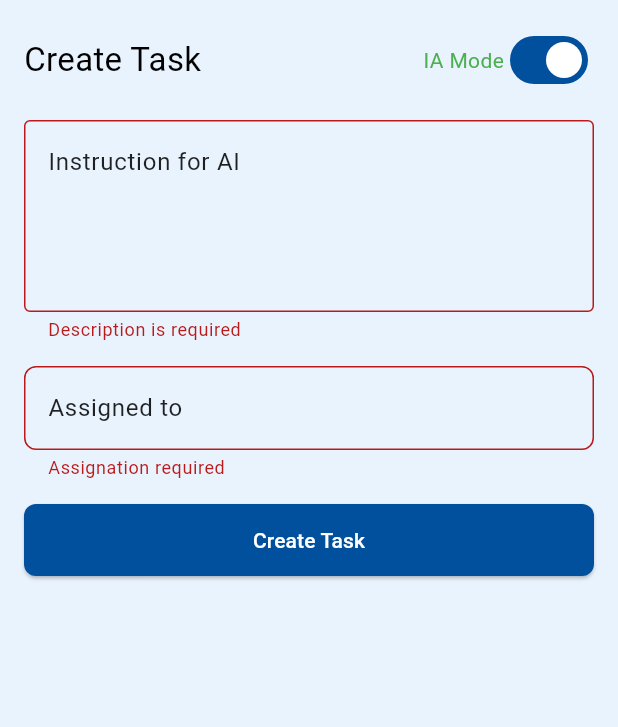
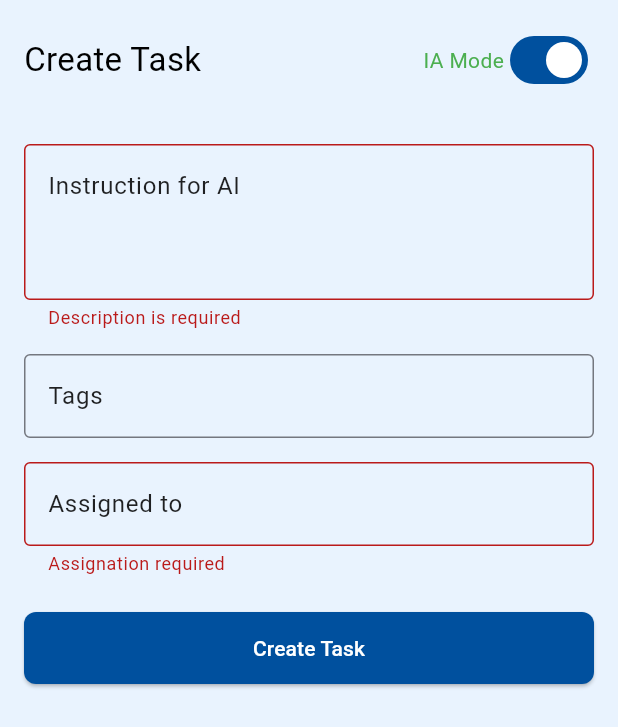
Before and after one commit to IvoDursi/abstractaIvo, a Flutter app: the AddOrEditTaskModal widget shown alone on an empty page, opened directly, after a tap on "Create Task", on a phone screen of 412 x 824 dp. Shown: the top 727 px of the screen. Run offline on Flutter 3.47's test engine with Material 3 defaults, Android fonts, the phone set to English and light mode, and no system bars; our stand-ins replace bloc, dartz, flutter_bloc, flutter_dotenv, freezed_annotation, hive_flutter and 1 more; accounts and stored records are empty.

Commit message:
Add tags to Tasks & readme file

```diff
--- /dev/null
+++ b/devtools_options.yaml
@@ -0,0 +1,3 @@
+description: This file stores settings for Dart & Flutter DevTools.
+documentation: https://docs.flutter.dev/tools/devtools/extensions#configure-extension-enablement-states
+extensions:
--- a/lib/features/tasks/bloc/task_action_bloc.dart
+++ b/lib/features/tasks/bloc/task_action_bloc.dart
@@ -25,6 +25,7 @@ class TaskActionBloc extends Bloc<TaskActionEvent, TaskActionState> {
       description: event.description,
       assignation: event.assignedTo,
       prompt: event.prompt,
+      tags: event.labels,
     );
     result.fold(
       (_) => emit(const TaskActionState.failed(error: 'Failed to add task')),
@@ -36,7 +37,9 @@ class TaskActionBloc extends Bloc<TaskActionEvent, TaskActionState> {
   }
 
   Future<void> _onRemoveTask(
-      RemoveTask event, Emitter<TaskActionState> emit) async {
+    RemoveTask event,
+    Emitter<TaskActionState> emit,
+  ) async {
     emit(const TaskActionState.loading());
 
     final current = state.maybeWhen(
@@ -55,7 +58,9 @@ class TaskActionBloc extends Bloc<TaskActionEvent, TaskActionState> {
   }
 
   Future<void> _onEditTask(
-      EditTask event, Emitter<TaskActionState> emit) async {
+    EditTask event,
+    Emitter<TaskActionState> emit,
+  ) async {
     emit(const TaskActionState.loading());
     final result = await abstractaRepository.editTask(
       taskId: event.taskId,
@@ -63,6 +68,7 @@ class TaskActionBloc extends Bloc<TaskActionEvent, TaskActionState> {
       description: event.description,
       status: event.status,
       assignedTo: event.assignedTo,
+      tags: event.labels,
     );
     result.fold(
       (_) => emit(const TaskActionState.failed(error: 'Failed to remove task')),
--- a/lib/features/tasks/bloc/task_action_event.dart
+++ b/lib/features/tasks/bloc/task_action_event.dart
@@ -14,6 +14,7 @@ class TaskActionEvent with _$TaskActionEvent {
     required String? description,
     required String? prompt,
     required String assignedTo,
+    required List<String> labels,
   }) = AddTask;
 
   const factory TaskActionEvent.editTask({
@@ -22,5 +23,6 @@ class TaskActionEvent with _$TaskActionEvent {
     required String assignedTo,
     required TaskStatus status,
     required String taskId,
+    required List<String> labels,
   }) = EditTask;
 }
--- a/lib/features/tasks/widgets/add_or_edit_task_modal.dart
+++ b/lib/features/tasks/widgets/add_or_edit_task_modal.dart
@@ -1,7 +1,7 @@
 import 'dart:io';
-
 import 'package:abstracta_ivo/app/utils/utils.dart';
 import 'package:abstracta_ivo/features/features.dart';
+import 'package:abstracta_ivo/l10n/arb/app_localizations.dart';
 import 'package:abstracta_ivo/l10n/l10n.dart';
 import 'package:abstracta_repository/model/task_model.dart';
 import 'package:flutter/cupertino.dart';
@@ -9,10 +9,7 @@ import 'package:flutter/material.dart';
 import 'package:flutter_bloc/flutter_bloc.dart';
 
 class AddOrEditTaskModal extends StatefulWidget {
-  const AddOrEditTaskModal({
-    super.key,
-    this.existingTask,
-  });
+  const AddOrEditTaskModal({super.key, this.existingTask});
   final TaskModel? existingTask;
 
   @override
@@ -21,62 +18,76 @@ class AddOrEditTaskModal extends StatefulWidget {
 
 class _AddOrEditTaskModalState extends State<AddOrEditTaskModal> {
   final _formKey = GlobalKey<FormState>();
-
   late final TextEditingController _titleCtrl;
   late final TextEditingController _descCtrl;
-  late final TextEditingController _assignationCtrl;
+  late final TextEditingController _assignCtrl;
+  late final TextEditingController _aiPromptCtrl;
+  final TextEditingController _tagInputCtrl = TextEditingController();
   late TaskStatus _status;
-  final TextEditingController _aiPromptCtrl = TextEditingController();
-  bool _useAiMode = true;
+  bool _useAi = true;
+
+  List<String> _tags = [];
 
   bool get isEditing => widget.existingTask != null;
 
   @override
   void initState() {
     super.initState();
-    _titleCtrl = TextEditingController(text: widget.existingTask?.title ?? '');
-    _descCtrl =
-        TextEditingController(text: widget.existingTask?.description ?? '');
-    _assignationCtrl =
-        TextEditingController(text: widget.existingTask?.assignedTo ?? '');
-
-    _status = widget.existingTask?.status ?? TaskStatus.pending;
+    final t = widget.existingTask;
+    _titleCtrl = TextEditingController(text: t?.title ?? '');
+    _descCtrl = TextEditingController(text: t?.description ?? '');
+    _assignCtrl = TextEditingController(text: t?.assignedTo ?? '');
+    _aiPromptCtrl = TextEditingController();
+    _status = t?.status ?? TaskStatus.pending;
+    if (t != null) {
+      _tags = List.from(t.tags);
+    }
   }
 
   @override
   void dispose() {
     _titleCtrl.dispose();
     _descCtrl.dispose();
-    _assignationCtrl.dispose();
+    _assignCtrl.dispose();
     _aiPromptCtrl.dispose();
+    _tagInputCtrl.dispose();
     super.dispose();
+  }
+
+  void _addTag(String raw) {
+    final tag = raw.trim();
+    if (tag.isEmpty || _tags.contains(tag)) return;
+    setState(() => _tags.add(tag));
+    _tagInputCtrl.clear();
   }
 
   void _submit() {
     if (!_formKey.currentState!.validate()) return;
-
+    final bloc = context.read<TaskActionBloc>();
     final title = _titleCtrl.text.trim();
-    final assignation = _assignationCtrl.text.trim();
     final description = _descCtrl.text.trim();
+    final assignedTo = _assignCtrl.text.trim();
     final prompt = _aiPromptCtrl.text.trim();
 
     if (isEditing) {
-      context.read<TaskActionBloc>().add(
+      bloc.add(
         TaskActionEvent.editTask(
           title: title,
           description: description,
           status: _status,
           taskId: widget.existingTask!.id,
-              assignedTo: assignation,
+          assignedTo: assignedTo,
+          labels: _tags,
         ),
       );
     } else {
-      context.read<TaskActionBloc>().add(
+      bloc.add(
         TaskActionEvent.addTask(
           title: title,
           description: description,
-              assignedTo: assignation,
+          assignedTo: assignedTo,
           prompt: prompt,
+          labels: _tags,
         ),
       );
     }
@@ -85,10 +96,9 @@ class _AddOrEditTaskModalState extends State<AddOrEditTaskModal> {
   @override
   Widget build(BuildContext context) {
     final l10n = context.l10n;
-
     return Padding(
-      padding: EdgeInsets.only(
-        bottom: MediaQuery.of(context).viewInsets.bottom,
+      padding: const EdgeInsets.only(
+        bottom: 26,
         left: 16,
         right: 16,
         top: 16,
@@ -97,9 +107,61 @@ class _AddOrEditTaskModalState extends State<AddOrEditTaskModal> {
         key: _formKey,
         child: Column(
           mainAxisSize: MainAxisSize.min,
-          crossAxisAlignment: CrossAxisAlignment.start,
           children: [
-            Row(
+            _buildHeader(l10n),
+            const SizedBox(height: 16),
+            if (isEditing) ...[
+              _buildStatusDropdown(l10n),
+              const SizedBox(height: 16),
+            ],
+            if (!isEditing && _useAi) ...[
+              const SizedBox(height: 16),
+              _buildTextField(
+                _aiPromptCtrl,
+                l10n.iaInstructions,
+                multiline: true,
+                validator: l10n.descriptionRequired,
+              ),
+            ] else ...[
+              _buildTextField(
+                _titleCtrl,
+                l10n.titleLabel,
+                validator: l10n.titleRequired,
+              ),
+              const SizedBox(height: 16),
+              _buildTextField(
+                _descCtrl,
+                l10n.descriptionLabel,
+                multiline: true,
+                validator: l10n.descriptionRequired,
+              ),
+            ],
+            const SizedBox(height: 16),
+            _buildTagsField(l10n),
+            const SizedBox(height: 8),
+            Wrap(
+              spacing: 8,
+              runSpacing: 4,
+              children: _tags.map((tag) => Chip(label: Text(tag))).toList(),
+            ),
+            const SizedBox(height: 8),
+            _buildTextField(
+              _assignCtrl,
+              l10n.assignedTo,
+              validator: l10n.assignationRequired,
+            ),
+            const SizedBox(height: 24),
+            _buildSubmitButton(l10n),
+            if (isEditing) _buildDeleteButton(l10n),
+            const SizedBox(height: 16),
+          ],
+        ),
+      ),
+    );
+  }
+
+  Widget _buildHeader(AppLocalizations l10n) {
+    return Row(
       mainAxisAlignment: MainAxisAlignment.spaceBetween,
       children: [
         Text(
@@ -113,205 +175,127 @@ class _AddOrEditTaskModalState extends State<AddOrEditTaskModal> {
                 l10n.iaMode,
                 style: TextStyle(
                   fontSize: 14,
-                          color: _useAiMode ? Colors.green : Colors.grey,
+                  color: _useAi ? Colors.green : Colors.grey,
                 ),
               ),
               if (Platform.isIOS)
                 CupertinoSwitch(
-                          value: _useAiMode,
-                          onChanged: (value) {
-                            setState(() {
-                              _useAiMode = value;
-                            });
-                          },
+                  value: _useAi,
+                  onChanged: (v) => setState(() => _useAi = v),
                 )
               else
                 Switch(
-                          value: _useAiMode,
-                          onChanged: (value) {
-                            setState(() {
-                              _useAiMode = value;
-                            });
-                          },
+                  value: _useAi,
+                  onChanged: (v) => setState(() => _useAi = v),
                 ),
             ],
           ),
       ],
+    );
+  }
+
+  Widget _buildStatusDropdown(AppLocalizations l10n) {
+    return DropdownButtonFormField<TaskStatus>(
+      value: _status,
+      onChanged: (v) => setState(() => _status = v!),
+      decoration: InputDecoration(
+        labelText: l10n.statusLabel,
+        filled: true,
+        border: OutlineInputBorder(borderRadius: BorderRadius.circular(12)),
       ),
-            const SizedBox(height: 16),
-            if (isEditing)
-              DropdownButtonFormField<TaskStatus>(
-                value: _status,
-                onChanged: (newValue) {
-                  if (newValue != null) {
-                    setState(() {
-                      _status = newValue;
-                    });
-                  }
-                },
-                style: TextStyle(
-                  fontSize: 18,
-                  fontWeight: FontWeight.bold,
-                  color: ColorsUtils().getStatusColor(_status),
-                ),
-                decoration: InputDecoration(
-                  filled: true,
-                  labelText: l10n.statusLabel,
-                  border: OutlineInputBorder(
-                    borderRadius: BorderRadius.circular(12),
-                    borderSide: BorderSide.none,
-                  ),
-                  contentPadding:
-                      const EdgeInsets.symmetric(horizontal: 12, vertical: 14),
-                ),
-                items: TaskStatus.values.map((option) {
+      items: TaskStatus.values.map((s) {
         return DropdownMenuItem(
-                    value: option,
+          value: s,
           child: Text(
-                      StringUtils().capitalize(option.name),
-                      style: TextStyle(
-                        color: ColorsUtils().getStatusColor(option),
-                      ),
+            StringUtils().capitalize(s.name),
+            style: TextStyle(color: ColorsUtils().getStatusColor(s)),
           ),
         );
       }).toList(),
+    );
+  }
+
+  Widget _buildTextField(
+    TextEditingController ctrl,
+    String label, {
+    String? hint,
+    bool multiline = false,
+    String? validator,
+  }) {
+    return TextFormField(
+      controller: ctrl,
+      decoration: InputDecoration(
+        labelText: label,
+        hintText: hint,
+        border: const OutlineInputBorder(),
+        alignLabelWithHint: multiline,
       ),
-            if (isEditing) ...[
-              TextFormField(
-                controller: _titleCtrl,
-                decoration: InputDecoration(labelText: l10n.titleLabel),
-                validator: (value) {
-                  if (value == null || value.trim().isEmpty) {
-                    return l10n.titleRequired;
+      keyboardType: multiline ? TextInputType.multiline : TextInputType.text,
+      textInputAction:
+          multiline ? TextInputAction.newline : TextInputAction.next,
+      minLines: multiline ? 3 : 1,
+      maxLines: multiline ? null : 1,
+      validator: validator == null
+          ? null
+          : (v) => (v == null || v.trim().isEmpty) ? validator : null,
+    );
   }
-                  return null;
-                },
+
+  Widget _buildTagsField(AppLocalizations l10n) {
+    return TextFormField(
+      controller: _tagInputCtrl,
+      decoration: InputDecoration(
+        labelText: l10n.tagsLabel,
+        hintText: l10n.tagsHint,
+        border: const OutlineInputBorder(),
       ),
-              const SizedBox(height: 16),
-              TextFormField(
-                controller: _descCtrl,
-                decoration: InputDecoration(
-                  labelText: l10n.descriptionLabel,
-                  border: const OutlineInputBorder(),
-                  alignLabelWithHint: true,
-                ),
-                keyboardType: TextInputType.multiline,
-                minLines: 3,
-                maxLines: null,
-                validator: (value) {
-                  if (value == null || value.trim().isEmpty) {
-                    return l10n.descriptionRequired;
+      textInputAction: TextInputAction.done,
+      onFieldSubmitted: _addTag,
+    );
   }
-                  return null;
-                },
-              ),
-            ] else if (!_useAiMode) ...[
-              TextFormField(
-                controller: _titleCtrl,
-                decoration: InputDecoration(labelText: l10n.titleLabel),
-                validator: (value) {
-                  if (value == null || value.trim().isEmpty) {
-                    return l10n.titleRequired;
-                  }
-                  return null;
-                },
-              ),
-              const SizedBox(height: 16),
-              TextFormField(
-                controller: _descCtrl,
-                decoration: InputDecoration(
-                  labelText: l10n.descriptionLabel,
-                  border: const OutlineInputBorder(),
-                  alignLabelWithHint: true,
-                ),
-                keyboardType: TextInputType.multiline,
-                minLines: 3,
-                maxLines: null,
-                validator: (value) {
-                  if (value == null || value.trim().isEmpty) {
-                    return l10n.descriptionRequired;
-                  }
-                  return null;
-                },
-              ),
-            ] else ...[
-              TextFormField(
-                controller: _aiPromptCtrl,
-                decoration: InputDecoration(
-                  labelText: l10n.iaInstructions,
-                  hintText: l10n.iaInstructionsHint,
-                  border: const OutlineInputBorder(),
-                  alignLabelWithHint: true,
-                ),
-                keyboardType: TextInputType.multiline,
-                minLines: 4,
-                maxLines: null,
-                validator: (value) {
-                  if (value == null || value.trim().isEmpty) {
-                    return l10n.descriptionRequired;
-                  }
-                  return null;
-                },
-              ),
-            ],
-            const SizedBox(height: 16),
-            TextFormField(
-              controller: _assignationCtrl,
-              decoration: InputDecoration(labelText: l10n.assignedTo),
-              validator: (value) {
-                if (value == null || value.trim().isEmpty) {
-                  return l10n.assignationRequired;
-                }
-                return null;
-              },
-            ),
-            const SizedBox(height: 16),
-            Center(
-              child: BlocConsumer<TaskActionBloc, TaskActionState>(
-                listener: (context, state) {
-                  if (state is ActionSucceded) Navigator.pop(context);
+
+  Widget _buildSubmitButton(AppLocalizations l10n) {
+    return BlocConsumer<TaskActionBloc, TaskActionState>(
+      listener: (ctx, state) {
+        if (state is ActionSucceded) Navigator.pop(ctx);
         if (state is ActionFailed) {
-                    ScaffoldMessenger.of(context).showSnackBar(
+          ScaffoldMessenger.of(ctx).showSnackBar(
             SnackBar(
               content: Text(l10n.actionError),
               backgroundColor: Colors.red,
-                        duration: const Duration(seconds: 3),
             ),
           );
-                    Navigator.pop(context);
+          Navigator.pop(ctx);
         }
       },
-                builder: (context, state) {
+      builder: (ctx, state) {
+        final loading = state is ActionLoading;
         return SizedBox(
           width: double.infinity,
           height: 48,
           child: ElevatedButton(
-                      onPressed: state is ActionLoading ? null : _submit,
-                      child: state is ActionLoading
+            onPressed: loading ? null : _submit,
+            child: loading
                 ? const SizedBox(
+                    width: 15,
                     height: 15,
-                              width: 15,
                     child: CircularProgressIndicator(),
                   )
-                          : Text(
-                              isEditing ? l10n.saveChanges : l10n.createTask,
-                            ),
+                : Text(isEditing ? l10n.saveChanges : l10n.createTask),
           ),
         );
       },
-              ),
-            ),
-            if (isEditing)
-              Center(
-                child: TextButton.icon(
+    );
+  }
+
+  Widget _buildDeleteButton(AppLocalizations l10n) {
+    return TextButton.icon(
       onPressed: () async {
-                    final confirm = await showDialog<bool>(
+        final ok = await showDialog<bool>(
           context: context,
           builder: (_) => AlertDialog(
             title: Text(l10n.deleteTaskQuestion),
-                        content: Text(
-                          l10n.deleteTaskDescription,
-                        ),
+            content: Text(l10n.deleteTaskDescription),
             actions: [
               TextButton(
                 onPressed: () => Navigator.pop(context, false),
@@ -319,34 +303,20 @@ class _AddOrEditTaskModalState extends State<AddOrEditTaskModal> {
               ),
               TextButton(
                 onPressed: () => Navigator.pop(context, true),
-                            style: TextButton.styleFrom(
-                              foregroundColor: Colors.red,
-                            ),
+                style: TextButton.styleFrom(foregroundColor: Colors.red),
                 child: Text(l10n.delete),
               ),
             ],
           ),
         );
-
-                    if (confirm ?? false) {
-                      context.read<TaskActionBloc>().add(
-                            TaskActionEvent.removeTask(
-                              taskId: widget.existingTask!.id,
-                            ),
-                          );
+        if (ok ?? false) {
+          context
+              .read<TaskActionBloc>()
+              .add(TaskActionEvent.removeTask(taskId: widget.existingTask!.id));
         }
       },
       icon: const Icon(Icons.delete_outline, color: Colors.red),
-                  label: Text(
-                    l10n.deleteTask,
-                    style: const TextStyle(color: Colors.red),
-                  ),
-                ),
-              ),
-            const SizedBox(height: 36),
-          ],
-        ),
-      ),
+      label: Text(l10n.deleteTask, style: const TextStyle(color: Colors.red)),
     );
   }
 }
--- a/lib/l10n/arb/app_en.arb
+++ b/lib/l10n/arb/app_en.arb
@@ -28,5 +28,8 @@
   "iaMode": "IA Mode",
   "iaInstructions": "Instruction for AI",
   "iaInstructionsHint": "Describe what task you need to create...",
-  "actionError": "The action could not be performed"
+  "actionError": "The action could not be performed",
+  "tagsLabel": "Tags",
+  "tagsHint": "Add tags to identify the task"
+
 }
--- a/lib/l10n/arb/app_es.arb
+++ b/lib/l10n/arb/app_es.arb
@@ -28,6 +28,8 @@
   "iaMode": "Modo IA",
   "iaInstructions": "Instrucción para IA",
   "iaInstructionsHint": "Describe qué tarea necesitas crear...",
-  "actionError": "No se ha podido realizar la acción"
+  "actionError": "No se ha podido realizar la acción",
+  "tagsLabel": "Etiquetas",
+  "tagsHint": "Añadir etiquetas para identificar la tarea"
 
 }
--- a/lib/l10n/arb/app_localizations.dart
+++ b/lib/l10n/arb/app_localizations.dart
@@ -271,6 +271,18 @@ abstract class AppLocalizations {
   /// In en, this message translates to:
   /// **'The action could not be performed'**
   String get actionError;
+
+  /// No description provided for @tagsLabel.
+  ///
+  /// In en, this message translates to:
+  /// **'Tags'**
+  String get tagsLabel;
+
+  /// No description provided for @tagsHint.
+  ///
+  /// In en, this message translates to:
+  /// **'Add tags to identify the task'**
+  String get tagsHint;
 }
 
 class _AppLocalizationsDelegate
--- a/lib/l10n/arb/app_localizations_en.dart
+++ b/lib/l10n/arb/app_localizations_en.dart
@@ -95,4 +95,10 @@ class AppLocalizationsEn extends AppLocalizations {
 
   @override
   String get actionError => 'The action could not be performed';
+
+  @override
+  String get tagsLabel => 'Tags';
+
+  @override
+  String get tagsHint => 'Add tags to identify the task';
 }
--- a/lib/l10n/arb/app_localizations_es.dart
+++ b/lib/l10n/arb/app_localizations_es.dart
@@ -95,4 +95,10 @@ class AppLocalizationsEs extends AppLocalizations {
 
   @override
   String get actionError => 'No se ha podido realizar la acción';
+
+  @override
+  String get tagsLabel => 'Etiquetas';
+
+  @override
+  String get tagsHint => 'Añadir etiquetas para identificar la tarea';
 }
--- a/packages/abstracta_repository/lib/i_abstracta_repository.dart
+++ b/packages/abstracta_repository/lib/i_abstracta_repository.dart
@@ -13,6 +13,7 @@ abstract class IAbstractaRepository {
     required String? description,
     required String? title,
     required String? prompt,
+    required List<String>? tags,
   });
 
   Future<Either<void, void>> removeTask(String taskId);
@@ -22,6 +23,7 @@ abstract class IAbstractaRepository {
     required String title,
     required String description,
     required String assignedTo,
+    required List<String> tags,
     required TaskStatus status,
   });
 
--- a/packages/abstracta_repository/lib/src/abstracta_repository.dart
+++ b/packages/abstracta_repository/lib/src/abstracta_repository.dart
@@ -3,9 +3,9 @@ import 'dart:async';
 import 'package:abstracta_repository/i_abstracta_repository.dart';
 import 'package:abstracta_repository/model/task_model.dart';
 import 'package:dartz/dartz.dart';
+import 'package:gemini_service/i_gemini_service.dart';
 import 'package:local_storage_service/local_storage_service.dart';
 import 'package:local_storage_service/resources/keys.dart';
-import 'package:gemini_service/i_gemini_service.dart';
 
 /// {@template abstracta_repository}
 /// Abstracta Repository
@@ -21,6 +21,7 @@ class AbstractaRepository extends IAbstractaRepository {
 
   final _tasksController = StreamController<List<TaskModel>>.broadcast();
 
+  @override
   Stream<List<TaskModel>> get onTasksChanged => _tasksController.stream;
 
   @override
@@ -59,6 +60,7 @@ class AbstractaRepository extends IAbstractaRepository {
     required String? description,
     required String? title,
     required String? prompt,
+    required List<String>? tags,
   }) async {
     final currentTasksEither = await getTasks();
 
@@ -83,7 +85,7 @@ class AbstractaRepository extends IAbstractaRepository {
         id: DateTime.now().millisecondsSinceEpoch.toString(),
         title: promptResponse['title'].toString(),
         description: promptResponse['description'].toString(),
-        tags: const [],
+        tags: tags ?? [],
         status: TaskStatus.pending,
         assignedTo: assignation,
         createdAt: DateTime.now(),
@@ -93,7 +95,7 @@ class AbstractaRepository extends IAbstractaRepository {
         id: DateTime.now().millisecondsSinceEpoch.toString(),
         title: title,
         description: description,
-        tags: const [],
+        tags: tags ?? [],
         status: TaskStatus.pending,
         assignedTo: assignation,
         createdAt: DateTime.now(),
@@ -159,6 +161,7 @@ class AbstractaRepository extends IAbstractaRepository {
     required String title,
     required String description,
     required String assignedTo,
+    required List<String> tags,
     required TaskStatus status,
   }) async {
     final currentTasksEither = await getTasks();
@@ -173,6 +176,7 @@ class AbstractaRepository extends IAbstractaRepository {
               description: description,
               status: status,
               assignedTo: assignedTo,
+              tags: tags,
             );
           }
           return task;
```
Also changed, not shown: lib/features/tasks/widgets/custom_card.dart (+26 -19 lines), lib/features/tasks/bloc/task_action_event.freezed.dart, packages/abstracta_repository/lib/model/task_model.g.dart, 9 other files. Lines whose indentation alone changed are shown as unchanged.
